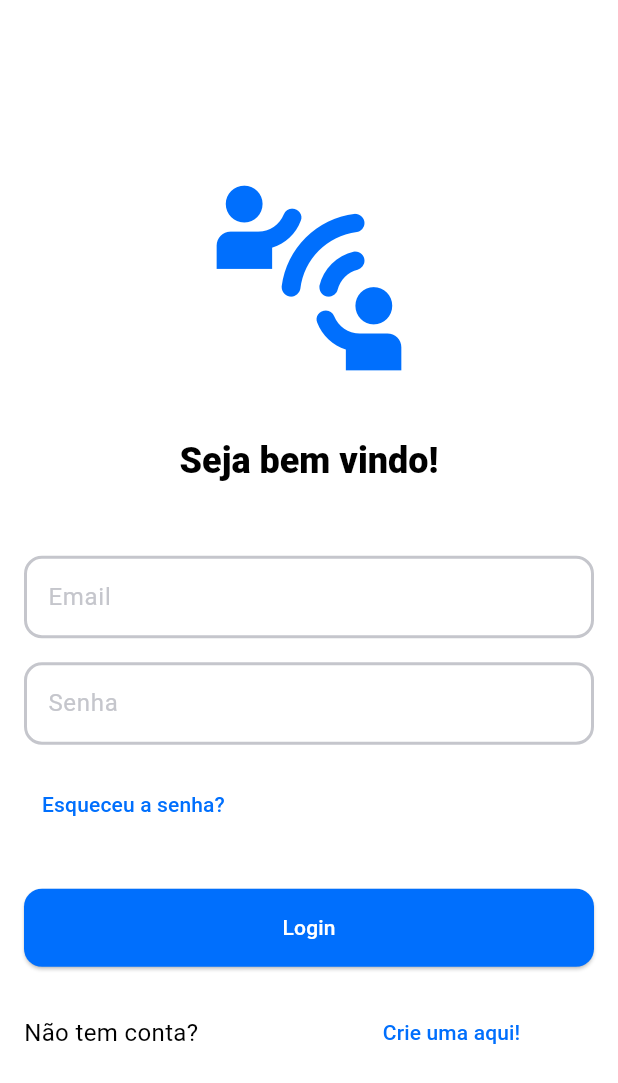
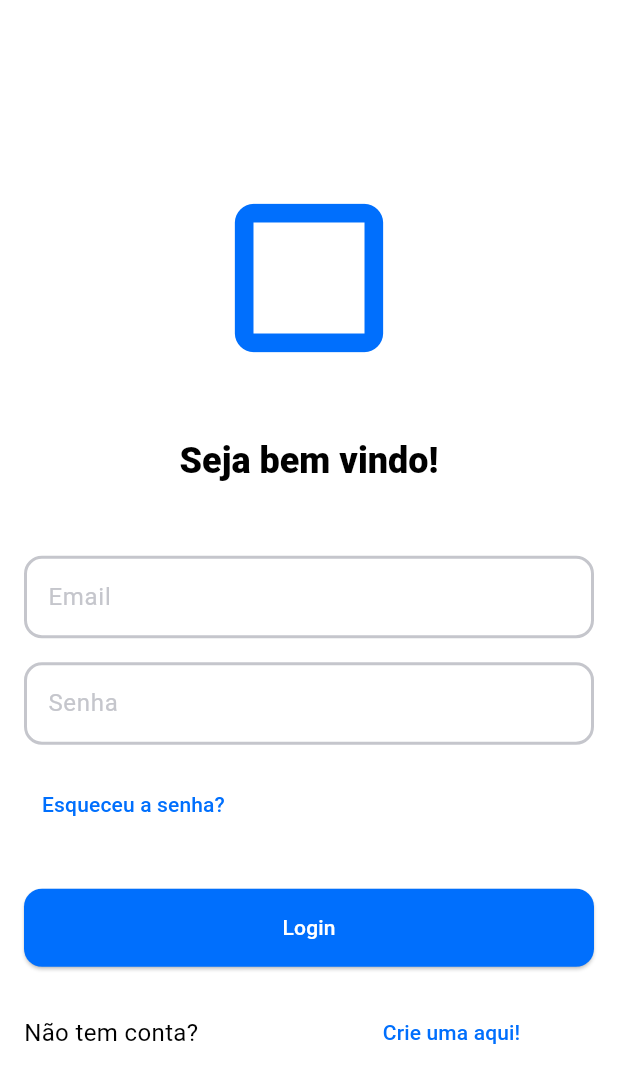
Before and after one commit to taleshrocha/trabalho-mobile, a Flutter app: the screen it shows after launch, on a phone screen of 412 x 824 dp. Shown: the top 1083 px of the screen. Run offline on Flutter 3.47's test engine with Material 3 defaults, Android fonts, the light colour scheme and no system bars.

Commit message:
chore: ajuste ícone

```diff
--- a/lib/pages/login_page.dart
+++ b/lib/pages/login_page.dart
@@ -45,7 +45,7 @@ class _LoginPageState extends State<LoginPage> {
               mainAxisAlignment: MainAxisAlignment.center,
               children: [
                 Icon(
-                  Icons.connect_without_contact_rounded,
+                  Icons.crop_square,
                   size: 148,
                   color: theme.colorScheme.primary,
                 ),
```
